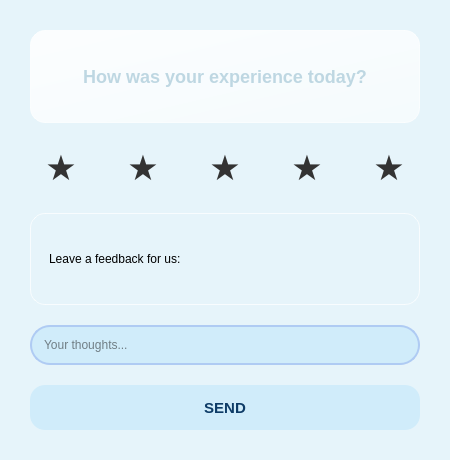
First picture: the form in nail_shop/nail_shop/ui/FeedbackWindow.ui, repository hueptkk24411e-dotcom/ktlt-uel, before the edit.
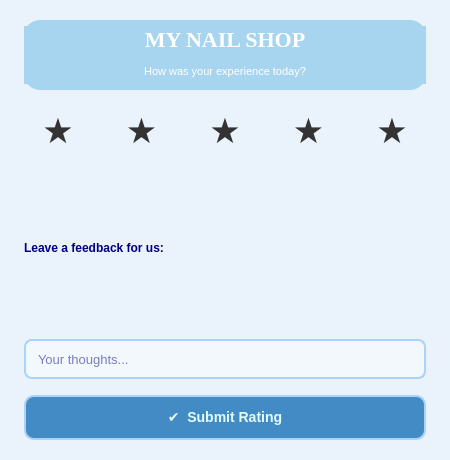
Second picture: the form after the edit.

The edit to the form file:
```diff
--- a/nail_shop/nail_shop/ui/FeedbackWindow.ui
+++ b/nail_shop/nail_shop/ui/FeedbackWindow.ui
@@ -7,24 +7,48 @@
   </property>
   <property name="windowTitle"><string>Rate Our Service</string></property>
   <property name="styleSheet">
-   <string notr="true">QWidget { background-color: #e6f4fa; color: #000000; font-family: 'Georgia'; } QFrame { background: qlineargradient(spread:pad, x1:0, y1:0, x2:1, y2:1, stop:0 #ffffff, stop:0.5 #e6f4fa, stop:1 #d4edf7); border-radius: 20px; } QLabel { background: qlineargradient(spread:pad, x1:0, y1:0, x2:1, y2:1, stop:0 rgba(255,255,255,220), stop:1 rgba(255,255,255,150)); border-radius: 15px; padding: 8px 15px; border: 1px solid rgba(255,255,255,180); }</string>
+   <string notr="true">QWidget { background-color: rgb(234, 242, 251); color: #000000; font-family: 'Georgia'; }</string>
   </property>
 
   <layout class="QVBoxLayout" name="verticalLayout">
-   <property name="spacing"><number>20</number></property>
-   <property name="leftMargin"><number>30</number></property>
-   <property name="topMargin"><number>30</number></property>
-   <property name="rightMargin"><number>30</number></property>
-   <property name="bottomMargin"><number>30</number></property>
+   <property name="spacing"><number>16</number></property>
+   <property name="leftMargin"><number>24</number></property>
+   <property name="topMargin"><number>20</number></property>
+   <property name="rightMargin"><number>24</number></property>
+   <property name="bottomMargin"><number>20</number></property>
 
-   <!-- Instruction -->
+   <!-- Header -->
    <item>
-    <widget class="QLabel" name="lblInstruction">
-     <property name="text"><string>How was your experience today?</string></property>
-     <property name="alignment"><set>Qt::AlignCenter</set></property>
+    <widget class="QWidget" name="headerWidget">
+     <property name="minimumSize"><size><width>0</width><height>70</height></size></property>
+     <property name="maximumSize"><size><width>16777215</width><height>70</height></size></property>
      <property name="styleSheet">
-      <string notr="true">font-size: 18px; font-weight: bold; color: rgb(190,215,226);</string>
+      <string notr="true">background-color: rgb(167, 212, 238); border-radius: 16px; color: white;</string>
      </property>
+     <layout class="QVBoxLayout" name="headerLayout">
+      <property name="leftMargin"><number>0</number></property>
+      <property name="topMargin"><number>6</number></property>
+      <property name="rightMargin"><number>0</number></property>
+      <property name="bottomMargin"><number>6</number></property>
+      <item>
+       <widget class="QLabel" name="lblTitle">
+        <property name="text"><string>MY NAIL SHOP</string></property>
+        <property name="alignment"><set>Qt::AlignCenter</set></property>
+        <property name="styleSheet">
+         <string notr="true">font-size: 22px; font-weight: bold; font-family: Georgia, serif; color: white;</string>
+        </property>
+       </widget>
+      </item>
+      <item>
+       <widget class="QLabel" name="lblInstruction">
+        <property name="text"><string>How was your experience today?</string></property>
+        <property name="alignment"><set>Qt::AlignCenter</set></property>
+        <property name="styleSheet">
+         <string notr="true">font-size: 11px; color: white;</string>
+        </property>
+       </widget>
+      </item>
+     </layout>
     </widget>
    </item>
 
@@ -84,7 +108,7 @@
     <widget class="QLabel" name="lblFeedback">
      <property name="text"><string>Leave a feedback for us:</string></property>
      <property name="styleSheet">
-      <string notr="true">QLabel { background-color: transparent; }</string>
+      <string notr="true">color: rgb(0,0,127); font-size: 12px; font-weight: bold;</string>
      </property>
     </widget>
    </item>
@@ -95,7 +119,7 @@
      <property name="minimumSize"><size><width>0</width><height>40</height></size></property>
      <property name="placeholderText"><string>Your thoughts...</string></property>
      <property name="styleSheet">
-      <string notr="true">QLineEdit { background-color: rgb(208,236,250); color: rgb(15,15,15); border: 2px solid #AFCBF3; border-radius: 20px; padding: 6px 10px; }</string>
+      <string notr="true">QLineEdit { background-color: rgb(243, 248, 253); color: rgb(0,0,127); border: 2px solid rgb(170, 210, 250); border-radius: 8px; padding: 6px 10px; font-size: 13px; } QLineEdit:focus { border: 2px solid rgb(67, 139, 196); }</string>
      </property>
     </widget>
    </item>
@@ -103,10 +127,10 @@
    <!-- Submit button (gốc) -->
    <item>
     <widget class="QPushButton" name="btnSubmit">
-     <property name="text"><string>SEND</string></property>
+     <property name="text"><string>✔  Submit Rating</string></property>
      <property name="minimumSize"><size><width>0</width><height>45</height></size></property>
      <property name="styleSheet">
-      <string notr="true">QPushButton { background-color: rgb(208,236,250); color: #0D3B66; font-weight: bold; font-size: 15px; border: none; border-radius: 15px; padding: 8px 15px; } QPushButton:hover { background-color: rgb(208,236,250); } QPushButton:pressed { background-color: #8FB6F5; }</string>
+      <string notr="true">QPushButton { background-color: rgb(67, 139, 196); color: rgb(224, 253, 255); font-weight: bold; font-size: 14px; border: 2px solid rgb(170, 210, 250); border-radius: 10px; padding: 8px 15px; } QPushButton:hover { background-color: #4E86B5; } QPushButton:pressed { background-color: #3a6f99; }</string>
      </property>
     </widget>
    </item>
```
Left out of the diff: 6 changed lines with no effect on the pictures.
